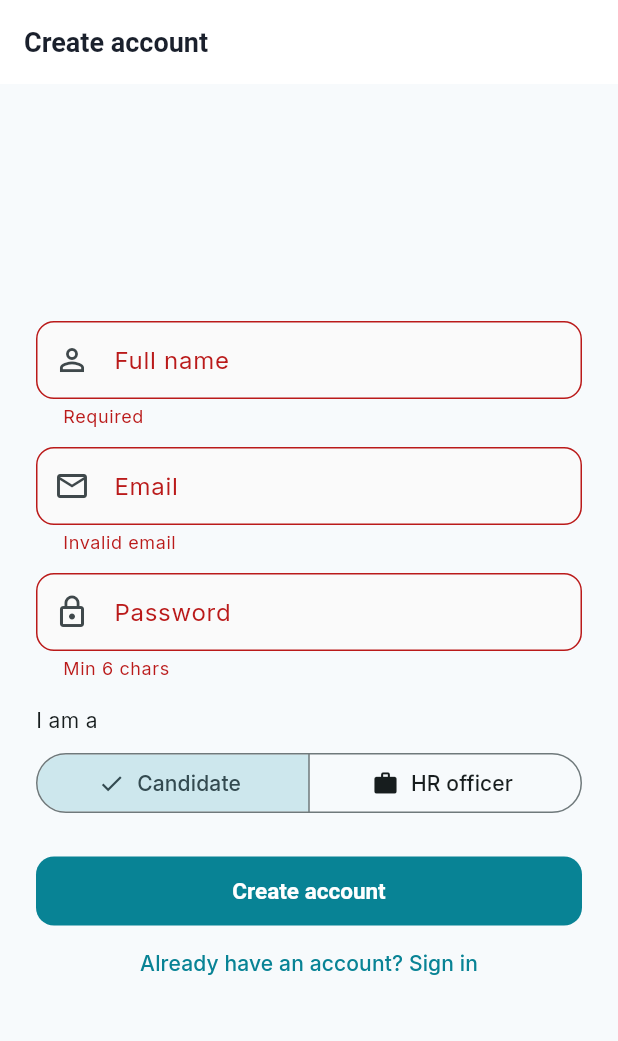
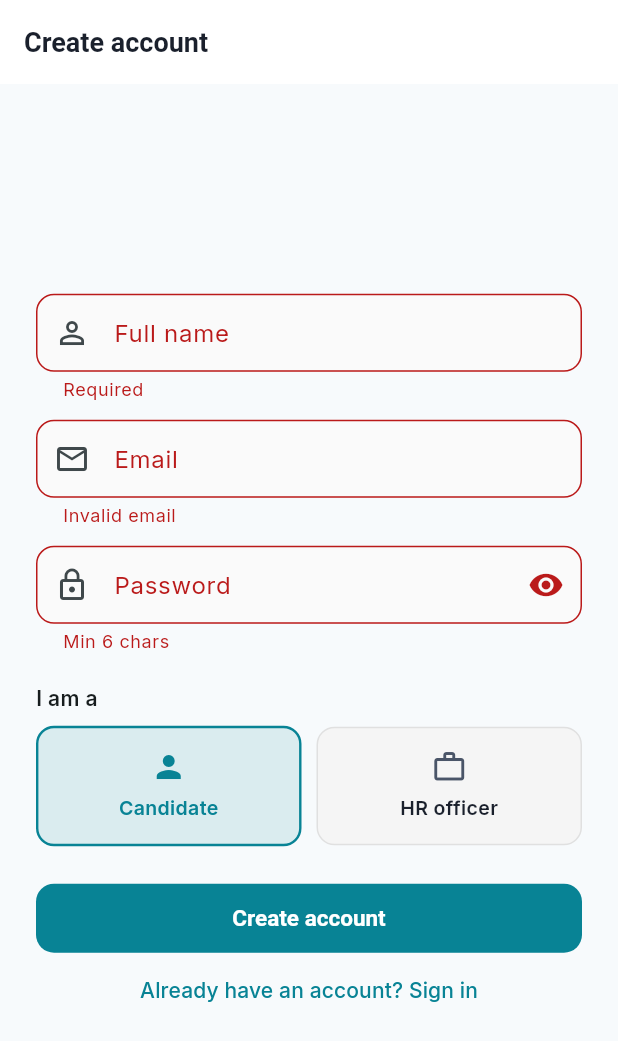
Before and after one commit to aemafantea/Fayda-BG-check, a Flutter app: the SignUpScreen screen opened by its route, after a tap on "Create account", on a phone screen of 412 x 824 dp. Shown: the top 1041 px of the screen. Run offline on Flutter 3.47's test engine with Material 3 defaults, Android fonts, the phone set to English and light mode, and no system bars; our stand-ins replace app_links, file_picker, fl_chart, flutter_riverpod, go_router, google_fonts and 1 more; accounts and stored records are empty.

```diff
--- a/app/lib/features/auth/screens/sign_up_screen.dart
+++ b/app/lib/features/auth/screens/sign_up_screen.dart
@@ -18,24 +18,81 @@ class _SignUpScreenState extends ConsumerState<SignUpScreen> {
   final _password = TextEditingController();
   String _role = 'candidate';
   bool _loading = false;
+  bool _obscure = true;
   String? _err;
+  String? _info;
 
   Future<void> _submit() async {
     if (!_formKey.currentState!.validate()) return;
-    setState(() { _loading = true; _err = null; });
+    setState(() {
+      _loading = true;
+      _err = null;
+      _info = null;
+    });
     try {
-      await ref.read(authRepositoryProvider).signUp(
+      final auth = ref.read(authRepositoryProvider);
+      final res = await auth.signUp(
         email: _email.text.trim(),
         password: _password.text,
         fullName: _name.text.trim(),
         role: _role,
       );
+      // If email confirmation is required, no session is created.
+      if (res.session == null) {
+        try {
+          await auth.signIn(_email.text.trim(), _password.text);
+        } catch (_) {
+          // Confirmation required → guide user
+          setState(() => _info =
+              'Account created. Please check your email for a confirmation link, '
+              'then sign in.');
+          return;
+        }
+      }
       if (mounted) context.go('/home');
     } catch (e) {
       setState(() => _err = e.toString());
     } finally {
       if (mounted) setState(() => _loading = false);
     }
+  }
+
+  Widget _roleChip(String value, String label, IconData icon) {
+    final selected = _role == value;
+    return Expanded(
+      child: GestureDetector(
+        onTap: () => setState(() => _role = value),
+        child: AnimatedContainer(
+          duration: const Duration(milliseconds: 150),
+          padding: const EdgeInsets.symmetric(vertical: 14, horizontal: 8),
+          decoration: BoxDecoration(
+            color: selected
+                ? AppTheme.primary.withOpacity(.12)
+                : Colors.grey.shade100,
+            border: Border.all(
+              color: selected ? AppTheme.primary : Colors.grey.shade300,
+              width: selected ? 1.6 : 1,
+            ),
+            borderRadius: BorderRadius.circular(12),
+          ),
+          child: Column(
+            children: [
+              Icon(icon,
+                  color: selected ? AppTheme.primary : AppTheme.textSecondary),
+              const SizedBox(height: 6),
+              Text(label,
+                  textAlign: TextAlign.center,
+                  style: TextStyle(
+                      fontSize: 13,
+                      fontWeight: FontWeight.w600,
+                      color: selected
+                          ? AppTheme.primary
+                          : AppTheme.textPrimary)),
+            ],
+          ),
+        ),
+      ),
+    );
   }
 
   @override
@@ -53,41 +110,87 @@ class _SignUpScreenState extends ConsumerState<SignUpScreen> {
                 child: Column(
                   crossAxisAlignment: CrossAxisAlignment.stretch,
                   children: [
-                    TextFormField(controller: _name,
-                        decoration: const InputDecoration(labelText: 'Full name',
+                    TextFormField(
+                      controller: _name,
+                      textInputAction: TextInputAction.next,
+                      decoration: const InputDecoration(
+                          labelText: 'Full name',
                           prefixIcon: Icon(Icons.person_outline)),
-                        validator: (v) => v == null || v.isEmpty ? 'Required' : null),
+                      validator: (v) =>
+                          v == null || v.trim().isEmpty ? 'Required' : null,
+                    ),
                     const SizedBox(height: 12),
-                    TextFormField(controller: _email,
+                    TextFormField(
+                      controller: _email,
                       keyboardType: TextInputType.emailAddress,
-                        decoration: const InputDecoration(labelText: 'Email',
+                      textInputAction: TextInputAction.next,
+                      autocorrect: false,
+                      decoration: const InputDecoration(
+                          labelText: 'Email',
                           prefixIcon: Icon(Icons.mail_outline)),
-                        validator: (v) => v == null || !v.contains('@') ? 'Invalid email' : null),
+                      validator: (v) =>
+                          v == null || !v.contains('@') ? 'Invalid email' : null,
+                    ),
                     const SizedBox(height: 12),
-                    TextFormField(controller: _password, obscureText: true,
-                        decoration: const InputDecoration(labelText: 'Password',
-                            prefixIcon: Icon(Icons.lock_outline)),
-                        validator: (v) => v == null || v.length < 6 ? 'Min 6 chars' : null),
-                    const SizedBox(height: 16),
-                    const Text('I am a'),
+                    TextFormField(
+                      controller: _password,
+                      obscureText: _obscure,
+                      decoration: InputDecoration(
+                        labelText: 'Password',
+                        prefixIcon: const Icon(Icons.lock_outline),
+                        suffixIcon: IconButton(
+                          icon: Icon(_obscure
+                              ? Icons.visibility
+                              : Icons.visibility_off),
+                          onPressed: () =>
+                              setState(() => _obscure = !_obscure),
+                        ),
+                      ),
+                      validator: (v) =>
+                          v == null || v.length < 6 ? 'Min 6 chars' : null,
+                    ),
+                    const SizedBox(height: 20),
+                    const Text('I am a',
+                        style: TextStyle(fontWeight: FontWeight.w600)),
                     const SizedBox(height: 8),
-                    SegmentedButton<String>(
-                      segments: const [
-                        ButtonSegment(value: 'candidate', label: Text('Candidate'), icon: Icon(Icons.person)),
-                        ButtonSegment(value: 'hr', label: Text('HR officer'), icon: Icon(Icons.work)),
-                      ],
-                      selected: {_role},
-                      onSelectionChanged: (s) => setState(() => _role = s.first),
-                    ),
+                    Row(children: [
+                      _roleChip('candidate', 'Candidate', Icons.person),
+                      const SizedBox(width: 10),
+                      _roleChip('hr', 'HR officer', Icons.work_outline),
+                    ]),
                     if (_err != null) ...[
                       const SizedBox(height: 12),
-                      Text(_err!, style: const TextStyle(color: AppTheme.danger)),
+                      Container(
+                        padding: const EdgeInsets.all(12),
+                        decoration: BoxDecoration(
+                          color: AppTheme.danger.withOpacity(.1),
+                          borderRadius: BorderRadius.circular(8),
+                        ),
+                        child: Text(_err!,
+                            style: const TextStyle(color: AppTheme.danger)),
+                      ),
+                    ],
+                    if (_info != null) ...[
+                      const SizedBox(height: 12),
+                      Container(
+                        padding: const EdgeInsets.all(12),
+                        decoration: BoxDecoration(
+                          color: AppTheme.success.withOpacity(.1),
+                          borderRadius: BorderRadius.circular(8),
+                        ),
+                        child: Text(_info!,
+                            style: const TextStyle(color: AppTheme.success)),
+                      ),
                     ],
                     const SizedBox(height: 24),
                     FilledButton(
                       onPressed: _loading ? null : _submit,
                       child: _loading
-                          ? const SizedBox(height: 20, width: 20, child: CircularProgressIndicator(color: Colors.white, strokeWidth: 2))
+                          ? const SizedBox(
+                              height: 20,
+                              width: 20,
+                              child: CircularProgressIndicator(
+                                  color: Colors.white, strokeWidth: 2))
                           : const Text('Create account'),
                     ),
                     TextButton(
```
Lines whose indentation alone changed are shown as unchanged.
